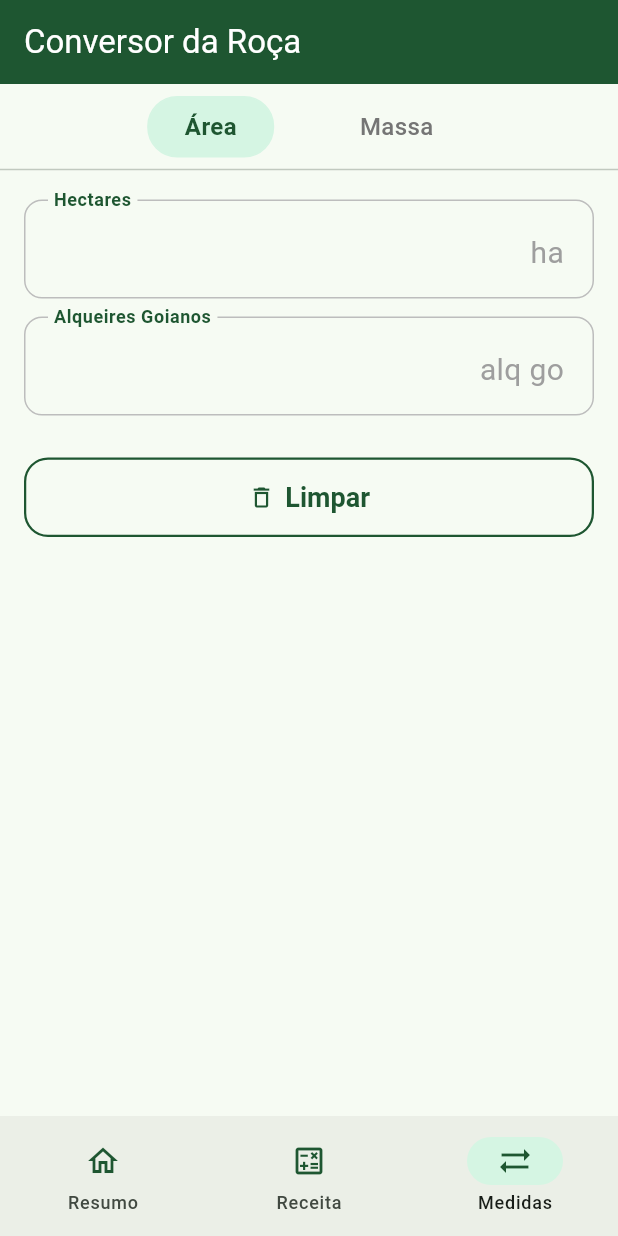
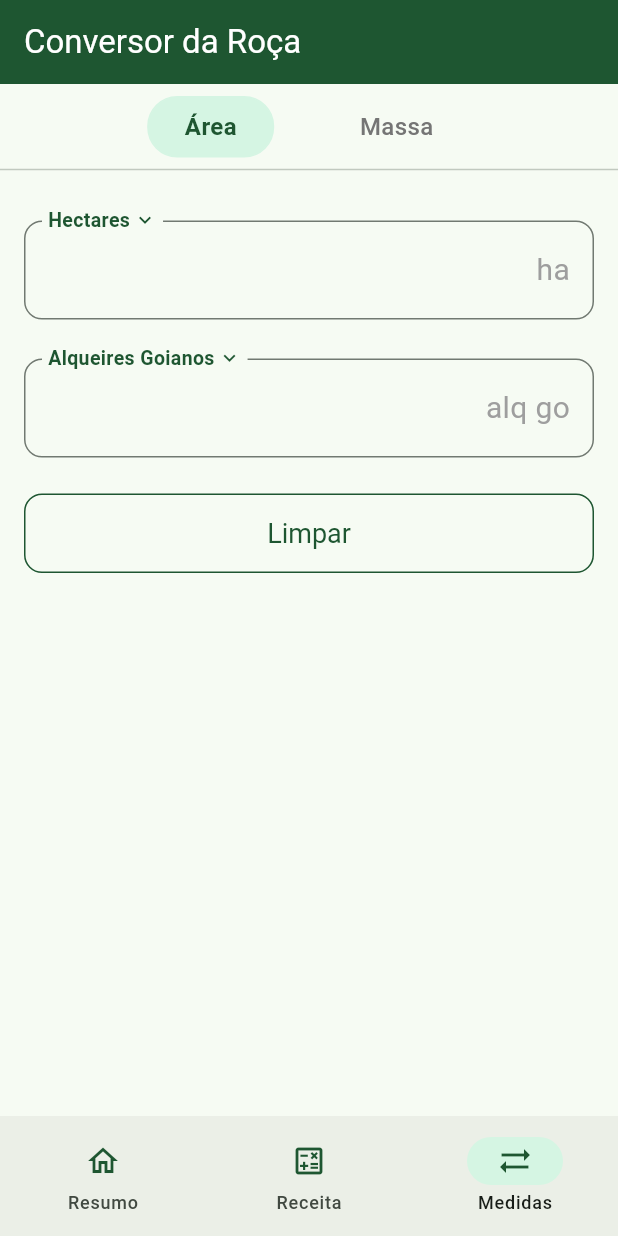
Before and after one commit to IFGoiano-SI/Caderno-de-Campo-do-Vale-Conversor, a Flutter app: the screen it shows after launch, item 3 of the bottom bar chosen, on a phone screen of 412 x 824 dp. Run offline on Flutter 3.47's test engine with Material 3 defaults, Android fonts, the phone set to English and light mode, and no system bars.

Commit message:
atualização da tela de conversão

```diff
--- a/lib/conversor.dart
+++ b/lib/conversor.dart
@@ -12,10 +12,10 @@
 //   permitindo ao usuário deslizar (swipe) a tela para mudar de aba.
 // - Visores: Dois campos textuais numéricos (`TextField Outlined`) dispostos verticalmente.
 // - Seleção de Unidades: O usuário poderá escolher a unidade clicando sobre
-//   o rótulo, o que abrirá um `ModalBottomSheet` (menu deslizante inferior) com
-//   a lista de opções.
+//   o rótulo do próprio campo, o que abrirá um `PopupMenuButton` suspenso com
+//   a lista de opções, idêntico à calculadora da Samsung.
 //
-// Comportamento e Estado (Construção/Lógica):f
+// Comportamento e Estado (Construção/Lógica):
 // - Reatividade (`setState` e `onChanged`) para atualizar o outro campo instantaneamente.
 // - Validação de entradas inválidas.
 // - Botão "Limpar" para limpar a conversão ativa.
@@ -49,24 +49,72 @@ class _TelaConversorState extends State<TelaConversor> {
   final TextEditingController _topController = TextEditingController();
   final TextEditingController _bottomController = TextEditingController();
 
+  // Controlador para o swipe (gesto de arrastar)
+  late PageController _pageController;
+
+  // Estados puramente visuais das unidades selecionadas (sem lógica matemática)
+  String _unidadeTopArea = 'Hectares';
+  String _unidadeBottomArea = 'Alqueires Goianos';
+  String _unidadeTopMassa = 'Sacas';
+  String _unidadeBottomMassa = 'Arrobas';
+
+  // Opções para o BottomSheet
+  final List<String> _opcoesArea = [
+    'Hectares',
+    'Alqueires Goianos',
+    'Acres',
+    'Metros Quadrados',
+  ];
+  final List<String> _opcoesMassa = [
+    'Sacas',
+    'Arrobas',
+    'Quilogramas',
+    'Toneladas',
+  ];
+
+  @override
+  void initState() {
+    super.initState();
+    _pageController = PageController(initialPage: _abaSelecionada);
+  }
+
   @override
   void dispose() {
-    // Desaloca os recursos em memória vinculados aos controladores
-    // durante a destruição do ciclo de vida do widget.
+    _pageController.dispose();
     _topController.dispose();
     _bottomController.dispose();
     super.dispose();
   }
 
-  // Método construtor de widget auxiliar para renderização dos visores de conversão.
-  // Encapsula a lógica de estilização do [TextField] para maximizar o reuso de código.
+  String _obterSigla(String unidade) {
+    switch (unidade) {
+      case 'Hectares': return 'ha';
+      case 'Alqueires Goianos': return 'alq go';
+      case 'Acres': return 'ac';
+      case 'Metros Quadrados': return 'm²';
+      case 'Sacas': return 'scs';
+      case 'Arrobas': return '@';
+      case 'Quilogramas': return 'kg';
+      case 'Toneladas': return 't';
+      default: return '';
+    }
+  }
+
+  // Constrói o agrupamento visual principal de conversão (Label interativo + Campo Numérico).
+  // O construtor (Matheus) deverá acoplar o evento 'onChanged' no TextField interno deste widget.
   Widget _buildVisor({
     required TextEditingController controller,
-    required String labelText,
-    required String suffixText,
+    required String selectedUnit,
+    required List<String> availableUnits,
+    required ValueChanged<String> onUnitChanged,
   }) {
-    return Padding(
-      padding: const EdgeInsets.symmetric(horizontal: 16.0, vertical: 4.0),
+    final symbol = _obterSigla(selectedUnit);
+
+    return Stack(
+      clipBehavior: Clip.none,
+      children: [
+        Padding(
+          padding: const EdgeInsets.only(top: 10.0),
           child: TextField(
             controller: controller,
             keyboardType: const TextInputType.numberWithOptions(decimal: true),
@@ -77,22 +125,23 @@ class _TelaConversorState extends State<TelaConversor> {
               color: Color(0xFF1E5631),
             ),
             decoration: InputDecoration(
-          labelText: labelText,
-          labelStyle: const TextStyle(
-            color: Color(0xFF1E5631),
-            fontSize: 16,
-            fontWeight: FontWeight.bold,
+              floatingLabelBehavior: FloatingLabelBehavior.never,
+              // Fixa a sigla no canto direito para garantir visibilidade contínua.
+              suffixIcon: Padding(
+                padding: const EdgeInsets.only(right: 16.0),
+                child: Column(
+                  mainAxisAlignment: MainAxisAlignment.center,
+                  mainAxisSize: MainAxisSize.min,
+                  children: [
+                    Text(
+                      symbol,
+                      style: const TextStyle(fontSize: 20, color: Colors.grey),
                     ),
-          floatingLabelBehavior: FloatingLabelBehavior.always,
-          suffixText: suffixText,
-          suffixStyle: const TextStyle(fontSize: 20, color: Colors.grey),
-          border: OutlineInputBorder(borderRadius: BorderRadius.circular(12.0)),
-          enabledBorder: OutlineInputBorder(
-            borderSide: BorderSide(color: Colors.grey.shade400, width: 1.0),
-            borderRadius: BorderRadius.circular(12.0),
+                  ],
                 ),
-          focusedBorder: OutlineInputBorder(
-            borderSide: const BorderSide(color: Color(0xFF1E5631), width: 2.0),
+              ),
+              suffixIconConstraints: const BoxConstraints(minWidth: 0, minHeight: 0),
+              border: OutlineInputBorder(
                 borderRadius: BorderRadius.circular(12.0),
               ),
               contentPadding: const EdgeInsets.symmetric(
@@ -101,6 +150,127 @@ class _TelaConversorState extends State<TelaConversor> {
               ),
             ),
           ),
+        ),
+        // Posiciona o botão exatamente sobre a borda superior do TextField
+        Positioned(
+          left: 12.0, // Alinha horizontalmente com o conteúdo interno
+          top: 0.0, // Centraliza perfeitamente em cima da linha do TextField usando top=0
+          child: Container(
+            // Cor de fundo idêntica à tela para "apagar" a linha da borda perfeitamente
+            color: Theme.of(context).scaffoldBackgroundColor,
+            padding: const EdgeInsets.symmetric(
+              horizontal: 4.0,
+              ), // Margem de respiro para o texto
+              child: PopupMenuButton<String>(
+                padding: EdgeInsets.zero, // Zera o padding padrão do componente
+                initialValue: selectedUnit,
+                onSelected: onUnitChanged,
+                shape: RoundedRectangleBorder(
+                  borderRadius: BorderRadius.circular(12.0),
+                ),
+                offset: const Offset(0, 24),
+                itemBuilder: (context) {
+                  return availableUnits.map((unit) {
+                    final isSelected = unit == selectedUnit;
+                    return PopupMenuItem<String>(
+                      value: unit,
+                      child: Text(
+                        unit,
+                        style: TextStyle(
+                          fontWeight: isSelected
+                              ? FontWeight.bold
+                              : FontWeight.normal,
+                          color: isSelected
+                              ? const Color(0xFF1E5631)
+                              : Colors.black87,
+                        ),
+                      ),
+                    );
+                  }).toList();
+                },
+                child: Row(
+                  mainAxisSize: MainAxisSize.min,
+                  children: [
+                    Text(
+                      selectedUnit,
+                      style: const TextStyle(
+                        color: Color(0xFF1E5631),
+                        fontSize: 13,
+                        fontWeight: FontWeight.bold,
+                      ),
+                    ),
+                    const SizedBox(width: 2.0),
+                    const Icon(
+                      Icons.keyboard_arrow_down,
+                      color: Color(0xFF1E5631),
+                      size: 16.0,
+                    ),
+                  ],
+                ),
+              ),
+            ),
+          ),
+      ],
+    );
+  }
+
+  // Monta a estrutura em lista para cada página do PageView, contendo os dois visores
+  // (superior e inferior) correspondentes à grandeza selecionada (Área ou Massa).
+  Widget _buildAbaConteudo({required bool isArea}) {
+    return ListView(
+      padding: const EdgeInsets.all(16.0),
+      children: [
+        _buildVisor(
+          controller: _topController,
+          selectedUnit: isArea ? _unidadeTopArea : _unidadeTopMassa,
+          availableUnits: isArea ? _opcoesArea : _opcoesMassa,
+          onUnitChanged: (novaUnidade) {
+            setState(() {
+              if (isArea) {
+                _unidadeTopArea = novaUnidade;
+              } else {
+                _unidadeTopMassa = novaUnidade;
+              }
+            });
+          },
+        ),
+
+        const SizedBox(height: 16.0),
+
+        _buildVisor(
+          controller: _bottomController,
+          selectedUnit: isArea ? _unidadeBottomArea : _unidadeBottomMassa,
+          availableUnits: isArea ? _opcoesArea : _opcoesMassa,
+          onUnitChanged: (novaUnidade) {
+            setState(() {
+              if (isArea) {
+                _unidadeBottomArea = novaUnidade;
+              } else {
+                _unidadeBottomMassa = novaUnidade;
+              }
+            });
+          },
+        ),
+
+        const SizedBox(height: 24.0),
+
+        OutlinedButton(
+          onPressed: () {
+            _topController.clear();
+            _bottomController.clear();
+          },
+          child: const Text('Limpar'),
+          style: OutlinedButton.styleFrom(
+            foregroundColor: const Color(0xFF1E5631),
+            side: const BorderSide(color: Color(0xFF1E5631), width: 1.0),
+            padding: const EdgeInsets.symmetric(vertical: 16.0),
+            textStyle: const TextStyle(fontSize: 18),
+            shape: RoundedRectangleBorder(
+              borderRadius: BorderRadius.circular(12.0),
+            ),
+          ),
+        ),
+      ],
     );
   }
 
@@ -115,7 +285,8 @@ class _TelaConversorState extends State<TelaConversor> {
       body: Column(
         crossAxisAlignment: CrossAxisAlignment.start,
         children: [
-          // Seletor de Abas
+          // 1. Barra Superior de Abas (Navegação Visual)
+          // Linha com botões customizados de alto contraste para toque rápido.
           Container(
             padding: const EdgeInsets.only(top: 8.0, bottom: 0.0),
             alignment: Alignment.center,
@@ -125,14 +296,12 @@ class _TelaConversorState extends State<TelaConversor> {
                 final isSelected = _abaSelecionada == index;
                 return GestureDetector(
                   onTap: () {
-                    // Previne reconstruções desnecessárias da árvore de widgets
                     if (_abaSelecionada != index) {
-                      setState(() {
-                        // Atualiza o índice do seletor e invalida o estado atual dos visores
-                        _abaSelecionada = index;
-                        _topController.clear();
-                        _bottomController.clear();
-                      });
+                      _pageController.animateToPage(
+                        index,
+                        duration: const Duration(milliseconds: 300),
+                        curve: Curves.easeInOut,
+                      );
                     }
                   },
                   child: Container(
@@ -173,60 +342,21 @@ class _TelaConversorState extends State<TelaConversor> {
 
           const Divider(),
 
-          // Visores do conversor
+          // 2. Área Central de Conversão (Navegação por Swipe)
+          // Permite que o usuário arraste a tela lateralmente para trocar a página ativa.
           Expanded(
-            // Utiliza [ListView] para prover comportamento de scroll dinâmico,
-            // prevenindo overflows de layout durante a exibição do teclado virtual.
-            child: ListView(
-              padding: const EdgeInsets.only(top: 8.0, bottom: 16.0),
-              children: [
-                _buildVisor(
-                  controller: _topController,
-                  labelText: _abaSelecionada == 0 ? 'Hectares' : 'Sacas',
-                  suffixText: _abaSelecionada == 0 ? 'ha' : 'scs',
-                ),
-
-                const SizedBox(height: 4.0),
-
-                _buildVisor(
-                  controller: _bottomController,
-                  labelText: _abaSelecionada == 0
-                      ? 'Alqueires Goianos'
-                      : 'Arrobas',
-                  suffixText: _abaSelecionada == 0 ? 'alq go' : '@',
-                ),
-
-                const SizedBox(height: 24.0),
-
-                // Botão Limpar
-                Padding(
-                  padding: const EdgeInsets.symmetric(horizontal: 16.0),
-                  child: OutlinedButton.icon(
-                    onPressed: () {
-                      // Invalida o buffer dos controladores de texto, redefinindo
-                      // a interface para o seu estado inicial vazio.
+            child: PageView(
+              controller: _pageController,
+              onPageChanged: (index) {
+                setState(() {
+                  _abaSelecionada = index;
                   _topController.clear();
                   _bottomController.clear();
+                });
               },
-                    icon: const Icon(Icons.delete_outline),
-                    label: const Text('Limpar'),
-                    style: OutlinedButton.styleFrom(
-                      foregroundColor: const Color(0xFF1E5631),
-                      side: const BorderSide(
-                        color: Color(0xFF1E5631),
-                        width: 1.5,
-                      ),
-                      padding: const EdgeInsets.symmetric(vertical: 16.0),
-                      textStyle: const TextStyle(
-                        fontSize: 18,
-                        fontWeight: FontWeight.bold,
-                      ),
-                      shape: RoundedRectangleBorder(
-                        borderRadius: BorderRadius.circular(16.0),
-                      ),
-                    ),
-                  ),
-                ),
+              children: [
+                _buildAbaConteudo(isArea: true),
+                _buildAbaConteudo(isArea: false),
               ],
             ),
           ),
```
Also changed, not shown: 1 other file. Lines whose indentation alone changed are shown as unchanged.
